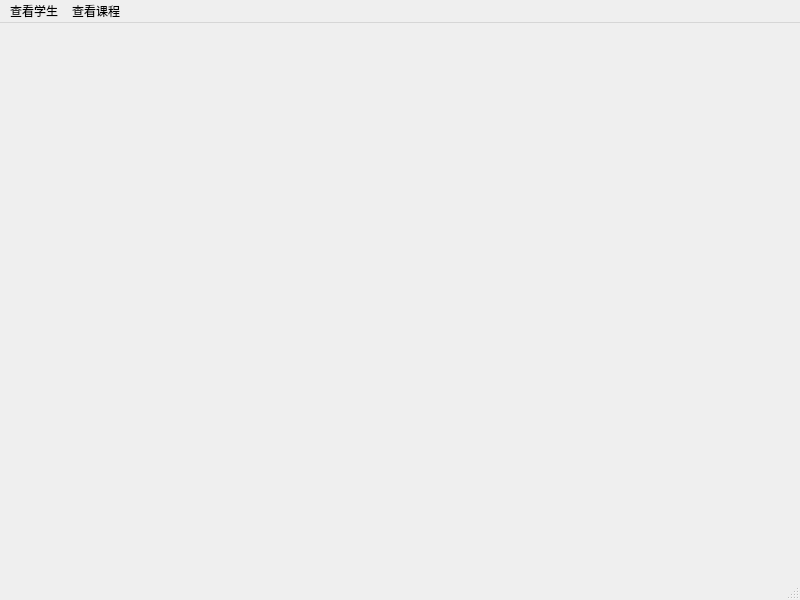
This is admin.ui in ouguangye/simple-score-manage-system as Qt 5 draws it before an edit. The edited form follows.
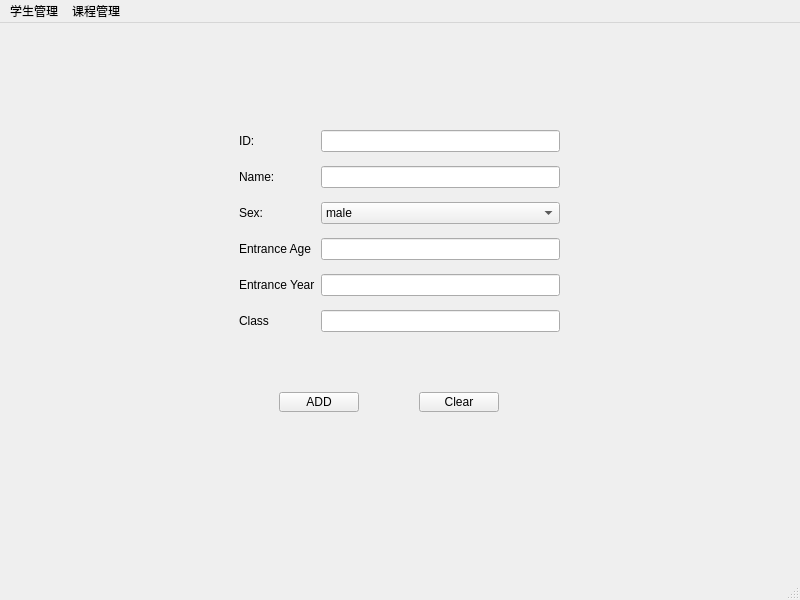
This is the edited form.

Diff of the .ui file:
```diff
--- a/admin.ui
+++ b/admin.ui
@@ -26,7 +26,117 @@
       <property name="currentIndex">
        <number>0</number>
       </property>
-      <widget class="QWidget" name="page"/>
+      <widget class="QWidget" name="page">
+       <widget class="QWidget" name="layoutWidget">
+        <property name="geometry">
+         <rect>
+          <x>230</x>
+          <y>90</y>
+          <width>321</width>
+          <height>221</height>
+         </rect>
+        </property>
+        <layout class="QGridLayout" name="gridLayout">
+         <item row="0" column="0">
+          <widget class="QLabel" name="label_2">
+           <property name="text">
+            <string>ID:</string>
+           </property>
+          </widget>
+         </item>
+         <item row="0" column="1">
+          <widget class="QLineEdit" name="id"/>
+         </item>
+         <item row="1" column="0">
+          <widget class="QLabel" name="label_3">
+           <property name="text">
+            <string>Name:</string>
+           </property>
+          </widget>
+         </item>
+         <item row="1" column="1">
+          <widget class="QLineEdit" name="name"/>
+         </item>
+         <item row="2" column="0">
+          <widget class="QLabel" name="label_4">
+           <property name="text">
+            <string>Sex:</string>
+           </property>
+          </widget>
+         </item>
+         <item row="2" column="1">
+          <widget class="QComboBox" name="comboBox">
+           <item>
+            <property name="text">
+             <string>male</string>
+            </property>
+           </item>
+           <item>
+            <property name="text">
+             <string>female</string>
+            </property>
+           </item>
+          </widget>
+         </item>
+         <item row="3" column="0">
+          <widget class="QLabel" name="label_5">
+           <property name="text">
+            <string>Entrance Age</string>
+           </property>
+          </widget>
+         </item>
+         <item row="3" column="1">
+          <widget class="QLineEdit" name="age"/>
+         </item>
+         <item row="4" column="0">
+          <widget class="QLabel" name="label_6">
+           <property name="text">
+            <string>Entrance Year</string>
+           </property>
+          </widget>
+         </item>
+         <item row="4" column="1">
+          <widget class="QLineEdit" name="year"/>
+         </item>
+         <item row="5" column="0">
+          <widget class="QLabel" name="label_7">
+           <property name="text">
+            <string>Class</string>
+           </property>
+          </widget>
+         </item>
+         <item row="5" column="1">
+          <widget class="QLineEdit" name="class_2"/>
+         </item>
+        </layout>
+       </widget>
+       <widget class="QPushButton" name="addStudentBtn">
+        <property name="geometry">
+         <rect>
+          <x>270</x>
+          <y>360</y>
+          <width>80</width>
+          <height>20</height>
+         </rect>
+        </property>
+        <property name="text">
+         <string>ADD</string>
+        </property>
+       </widget>
+       <widget class="QPushButton" name="clear">
+        <property name="geometry">
+         <rect>
+          <x>410</x>
+          <y>360</y>
+          <width>80</width>
+          <height>20</height>
+         </rect>
+        </property>
+        <property name="text">
+         <string>Clear</string>
+        </property>
+       </widget>
+      </widget>
       <widget class="QWidget" name="page_2"/>
      </widget>
     </item>
@@ -43,12 +153,12 @@
    </property>
    <widget class="QMenu" name="menu">
     <property name="title">
-     <string>查看学生</string>
+     <string>学生管理</string>
     </property>
    </widget>
    <widget class="QMenu" name="menu_2">
     <property name="title">
-     <string>查看课程</string>
+     <string>课程管理</string>
     </property>
    </widget>
    <addaction name="menu"/>
```
